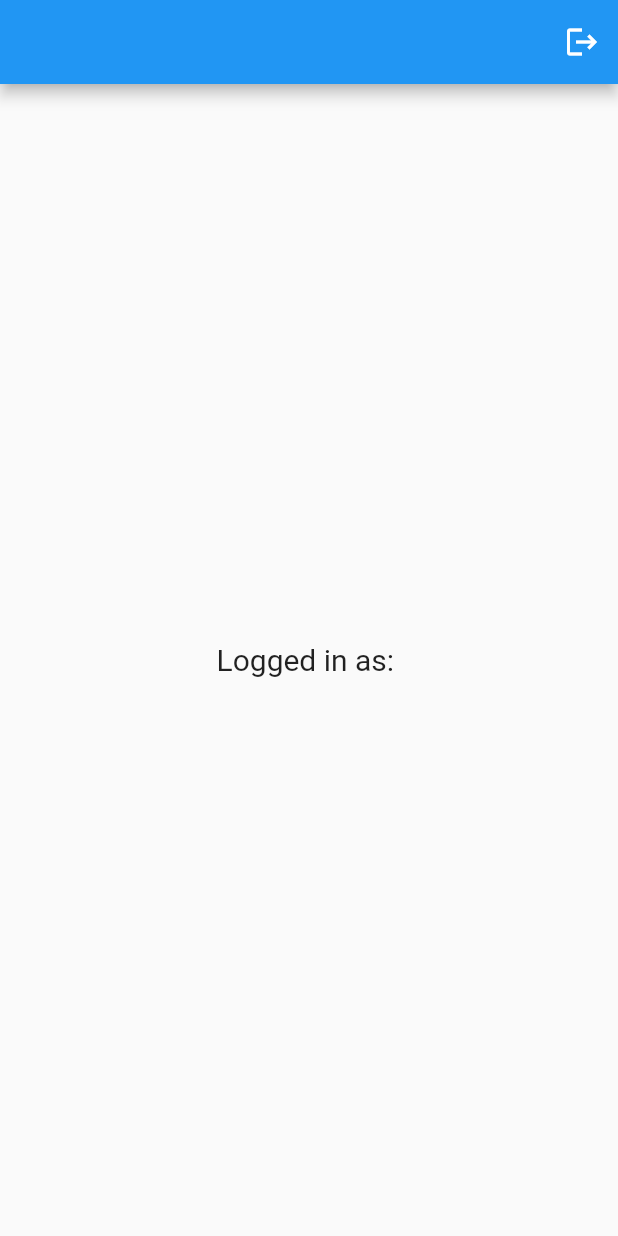
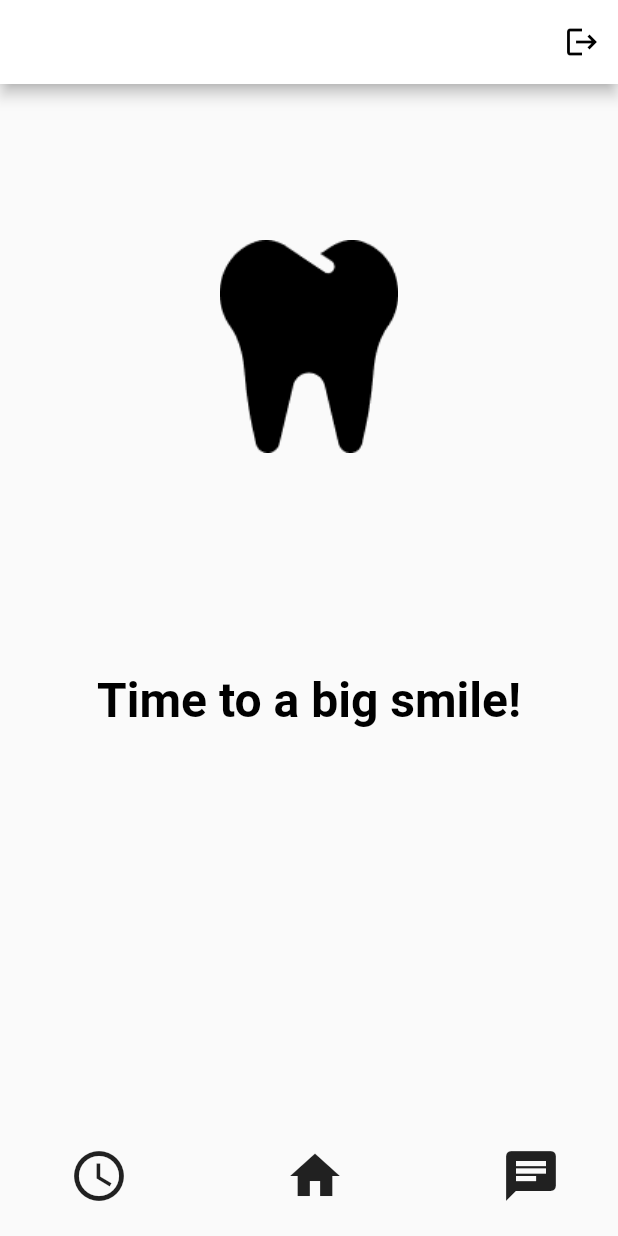
Before and after one commit to robertbusaru/flutter_framework_app_bachelors_degree_project, a Flutter app: the HomePage screen opened directly, on a phone screen of 412 x 824 dp. Run offline on Flutter 3.47's test engine with Material 2 defaults, Android fonts, the phone set to English and light mode, and no system bars; our stand-ins replace firebase_auth, firebase_core, google_fonts; accounts and stored records are empty; network calls fail.

Commit message:
added home page UI

```diff
--- a/lib/pages/auth_page.dart
+++ b/lib/pages/auth_page.dart
@@ -18,7 +18,7 @@ class AuthPage extends StatelessWidget{
           }
           // user is NOT logged in his account
           else {
-            return LoginPage();
+            return const LoginPage();
           }
         },
       ),
--- a/lib/pages/home_page.dart
+++ b/lib/pages/home_page.dart
@@ -1,5 +1,6 @@
 import 'package:firebase_auth/firebase_auth.dart';
 import 'package:flutter/material.dart';
+import 'package:google_fonts/google_fonts.dart';
 
 class HomePage extends StatelessWidget{
   HomePage({super.key});
@@ -12,22 +13,78 @@ void signUserOut(){
 }
 
   @override
-  Widget build(BuildContext context)=> Scaffold(
+  Widget build(BuildContext context) => Scaffold(
       appBar: AppBar(
+        backgroundColor: Colors.white,
         actions: [
           IconButton(
               onPressed: signUserOut,
               icon: const Icon(Icons.logout),
+              color: Colors.black,
           )
         ],
       ),
-      body: const Center(
-        child: Text(
-            "Logged in as: ",
-          style: TextStyle(
-            fontSize: 20,
-          ),
+      body: SafeArea(
+        child: Column(
+          mainAxisAlignment: MainAxisAlignment.center,
+          children: [
+            const SizedBox(height: 20),
+            Expanded(
+              child: Align(
+                alignment: Alignment.topCenter,
+                child: Padding(
+                  padding: const EdgeInsets.only(top: 30),
+                  child: Image.asset(
+                    'lib/images/vector_login.png',
+                    height: 250,
+                    width: 250,
+                  ),
+                ),
+              ),
+            ),
+            const SizedBox(height: 20),
+            // Time to a big smile!
+            Padding(
+              padding: const EdgeInsets.only(bottom: 20),
+              child: Text(
+                'Time to a big smile!',
+                style: GoogleFonts.aBeeZee(
+                  fontSize: 32,
+                  color: Colors.black,
+                  fontWeight: FontWeight.bold,
+                ),
+              ),
+            ),
+            const SizedBox(height: 250),
+            Row(
+              mainAxisAlignment: MainAxisAlignment.spaceEvenly,
+              children: [
+                IconButton(
+                  onPressed: () {
+                    // Adăugați aici codul pentru a crea o programare la medic
+                  },
+                  icon: const Icon(Icons.schedule, size: 40),
+                ),
+                const SizedBox(width: 20),
+                IconButton(
+                  onPressed: () {
+                    // Adăugați aici codul pentru a accesa pagina principală
+                  },
+                  icon: const Icon(Icons.home, size: 40),
+                ),
+                const SizedBox(width: 20),
+                IconButton(
+                  onPressed: () {
+                    // Adăugați aici codul pentru a accesa chat-ul
+                  },
+                  icon: const Icon(Icons.chat, size: 40),
+                ),
+              ],
+            ),
+            const SizedBox(height: 20),
+          ],
         ),
-      ),
-    );
+      )
+
+  );
 }
```
